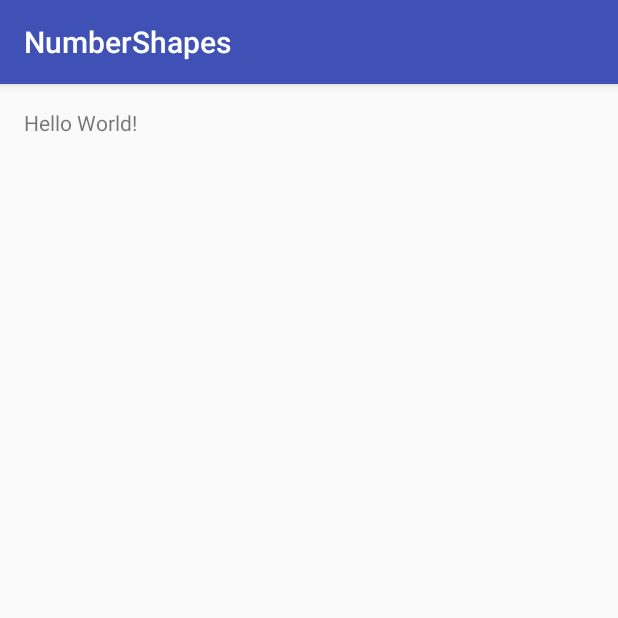
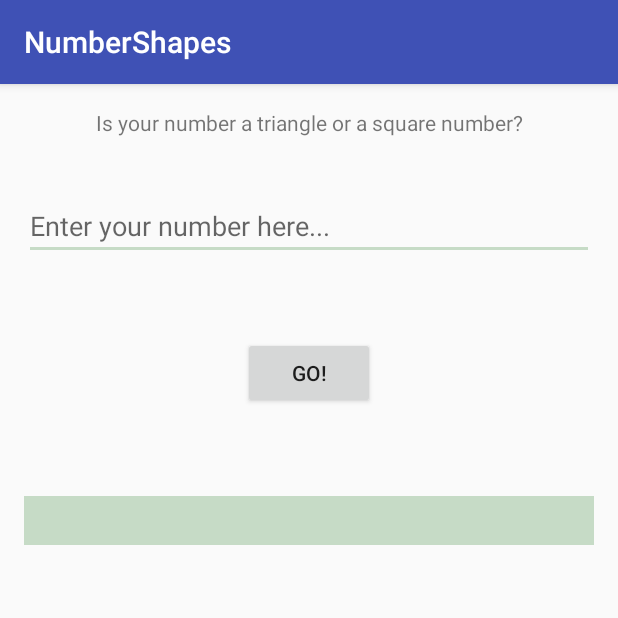
Before and after one commit to cenkerdemir/UdemyAndroid, an Android app: the screen it shows after launch (MainActivity), on a phone screen of 412 x 824 dp, the top half of it. Run offline under Robolectric (Android 15) with nearby library versions, the phone set to English and light mode, and no system bars.

Commit message:
numbershapes code added

```diff
--- a/NumberShapes/app/src/main/res/layout/activity_main.xml
+++ b/NumberShapes/app/src/main/res/layout/activity_main.xml
@@ -11,7 +11,44 @@
     tools:context="com.cenkerdemir.numbershapes.MainActivity">
 
     <TextView
+        android:layout_width="match_parent"
+        android:layout_height="wrap_content"
+        android:text="@string/is_your_number_a_triangle_or_a_square_number"
+        android:textAlignment="center"
+        android:textSize="14sp"
+        android:id="@+id/headLabel" />
+
+    <EditText
+        android:layout_width="match_parent"
+        android:layout_height="wrap_content"
+        android:inputType="number"
+        android:ems="10"
+        android:layout_marginTop="56dp"
+        android:id="@+id/numberEditText"
+        android:layout_below="@+id/textView"
+        android:layout_centerHorizontal="true"
+        android:hint="@string/enter_your_number_here"
+        tools:ignore="UnknownId" />
+
+    <TextView
+        android:layout_width="match_parent"
+        android:layout_height="wrap_content"
+        android:layout_marginTop="157dp"
+        android:id="@+id/resultLabel"
+        android:background="@color/colorAccent"
+        android:textSize="24sp"
+        android:layout_below="@+id/numberEditText"
+        android:layout_alignParentRight="true"
+        android:layout_alignParentEnd="true"
+        android:textAlignment="center" />
+
+    <Button
+        android:text="@string/go"
         android:layout_width="wrap_content"
         android:layout_height="wrap_content"
-        android:text="Hello World!" />
+        android:layout_below="@+id/numberEditText"
+        android:layout_centerHorizontal="true"
+        android:layout_marginTop="51dp"
+        android:id="@+id/button"
+        android:onClick="numberGoButtonClicked" />
 </RelativeLayout>
--- a/NumberShapes/app/src/main/res/values/colors.xml
+++ b/NumberShapes/app/src/main/res/values/colors.xml
@@ -2,5 +2,5 @@
 <resources>
     <color name="colorPrimary">#3F51B5</color>
     <color name="colorPrimaryDark">#303F9F</color>
-    <color name="colorAccent">#FF4081</color>
+    <color name="colorAccent">#c6dbc6</color>
 </resources>
--- a/NumberShapes/app/src/main/res/values/strings.xml
+++ b/NumberShapes/app/src/main/res/values/strings.xml
@@ -1,3 +1,6 @@
 <resources>
     <string name="app_name">NumberShapes</string>
+    <string name="enter_your_number_here">Enter your number here...</string>
+    <string name="go">Go!</string>
+    <string name="is_your_number_a_triangle_or_a_square_number">Is your number a triangle or a square number?</string>
 </resources>
```
Also changed, not shown: NumberShapes/app/src/main/java/com/cenkerdemir/numbershapes/MainActivity.java (+24 -4 lines), NumberShapes/app/src/main/java/com/cenkerdemir/numbershapes/Number.java (added, +33 -0 lines).
